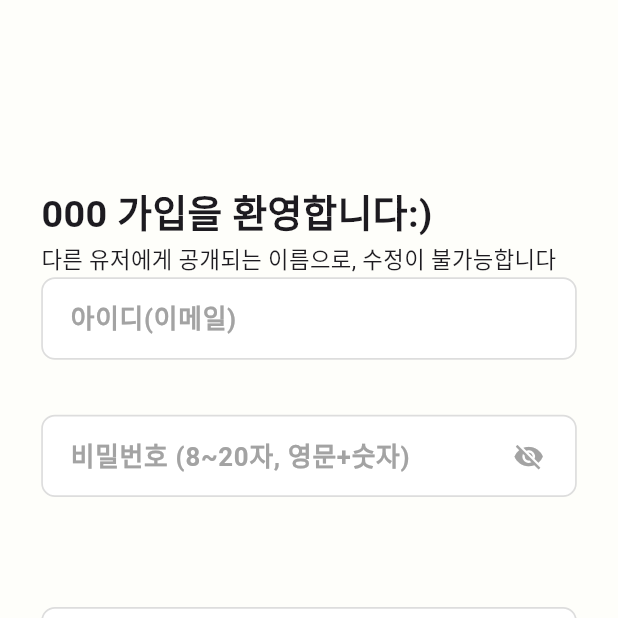
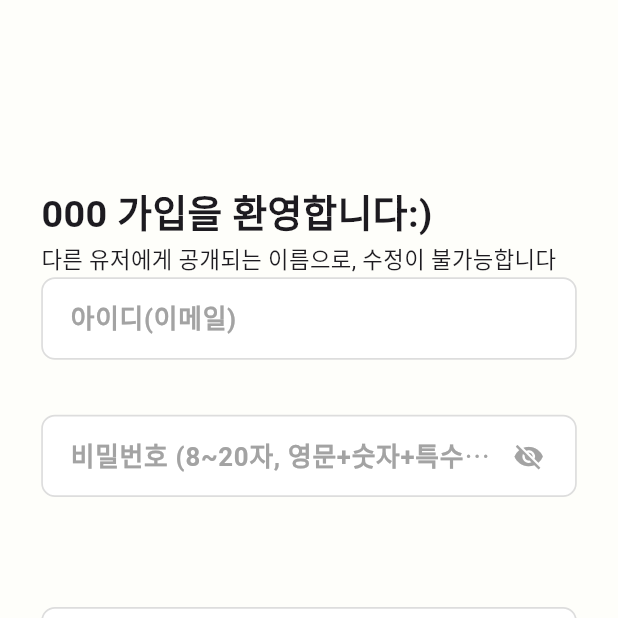
Before and after one commit to Dear-deer-developer/Dear-dear-FE, a Flutter app: the JwtSignUp screen opened directly, on a phone screen of 412 x 824 dp, the top half of it. Run offline on Flutter 3.47's test engine with Material 3 defaults, Android fonts, the phone set to English and light mode, and no system bars; our stand-ins replace cloud_functions, firebase_core, flutter_dotenv, flutter_phoenix, flutter_screenutil, get and 5 more; missing offline and left inert: audio_session, kakao_flutter_sdk_user; accounts and stored records are empty; Roboto replaces fonts that are missing (KakaoSmallSansBold, KakaoSmallSansRegular); statements that could not run were skipped.

Commit message:
회원가입 비밀번호 힌트 변경 및 기타 수정사항 반영

```diff
--- a/lib/view/login/jwt_sign_up.dart
+++ b/lib/view/login/jwt_sign_up.dart
@@ -85,7 +85,7 @@ class JwtSignUp extends GetView<AuthController> {
     if (v.length < 8 || v.length > 20) return '비밀번호는 8~20자';
     final hasLetter = RegExp(r'[A-Za-z]').hasMatch(v);
     final hasDigit = RegExp(r'\d').hasMatch(v);
-    if (!(hasLetter && hasDigit)) return '영문과 숫자를 포함';
+    if (!(hasLetter && hasDigit)) return '영문과 숫자,특수기호를 포함';
     return null;
   }
 
@@ -311,7 +311,7 @@ class JwtSignUp extends GetView<AuthController> {
                 textAlignVertical: TextAlignVertical.center,
                 cursorColor: AppColors.mainGreen,
                 decoration: InputDecoration(
-                  hintText: '비밀번호 (8~20자, 영문+숫자)',
+                  hintText: '비밀번호 (8~20자, 영문+숫자+특수기호)',
                   hintStyle:
                       FontStyles.B3_reg_15.copyWith(color: AppColors.G_05),
                   border: InputBorder.none,
```
Also changed, not shown: lib/view/login/login_main.dart (+14 -14 lines).
